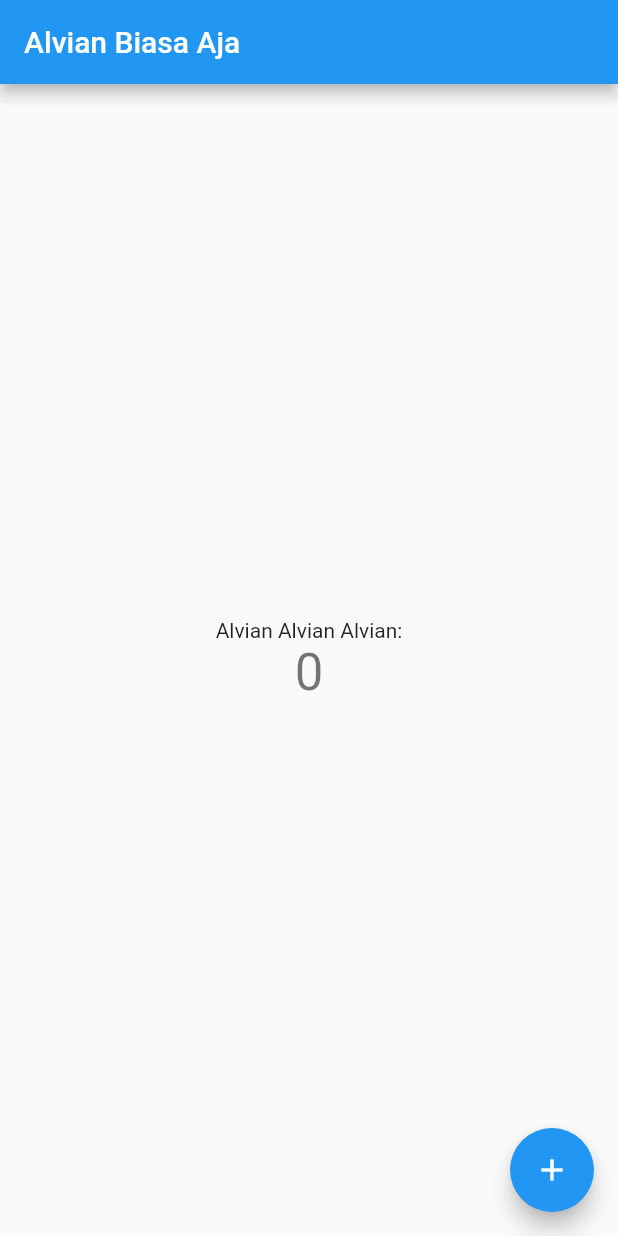
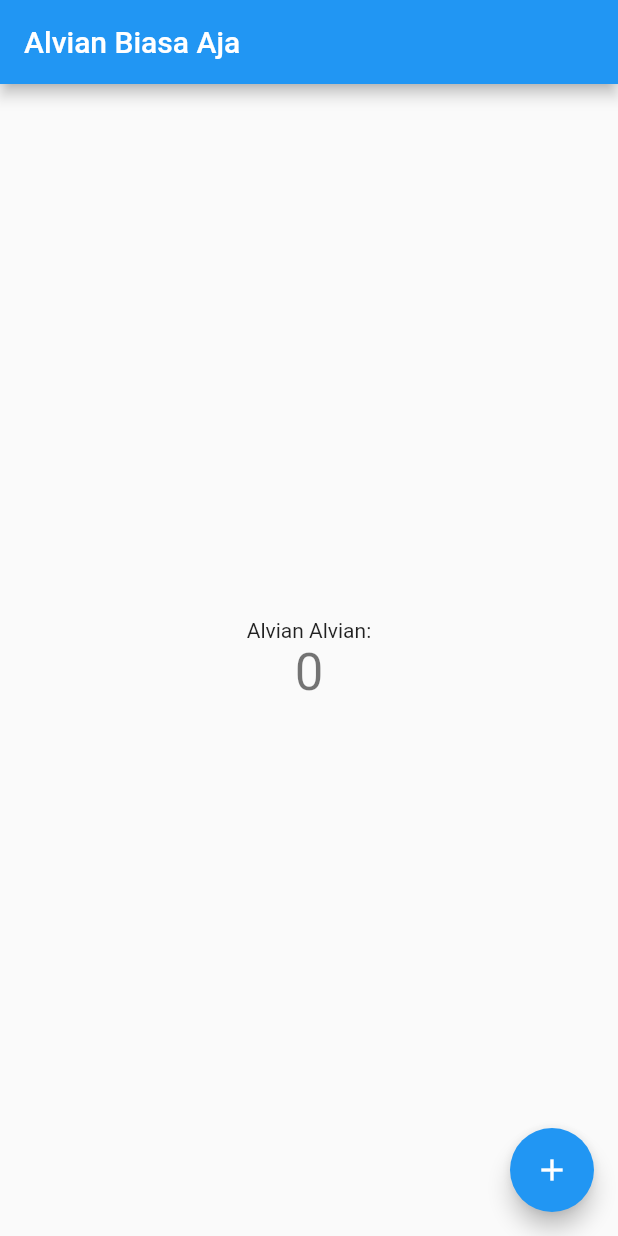
Before and after one commit to alvianfazlur/tes_flutter, a Flutter app: the screen it shows after launch, on a phone screen of 412 x 824 dp. Run offline on Flutter 3.47's test engine with Material 2 defaults, Android fonts, the light colour scheme and no system bars.

Commit message:
Update main.dart

```diff
--- a/lib/main.dart
+++ b/lib/main.dart
@@ -96,7 +96,7 @@ class _MyHomePageState extends State<MyHomePage> {
           mainAxisAlignment: MainAxisAlignment.center,
           children: <Widget>[
             const Text(
-              'Alvian Alvian Alvian:',
+              'Alvian Alvian:',
             ),
             Text(
               '$_counter',
```
